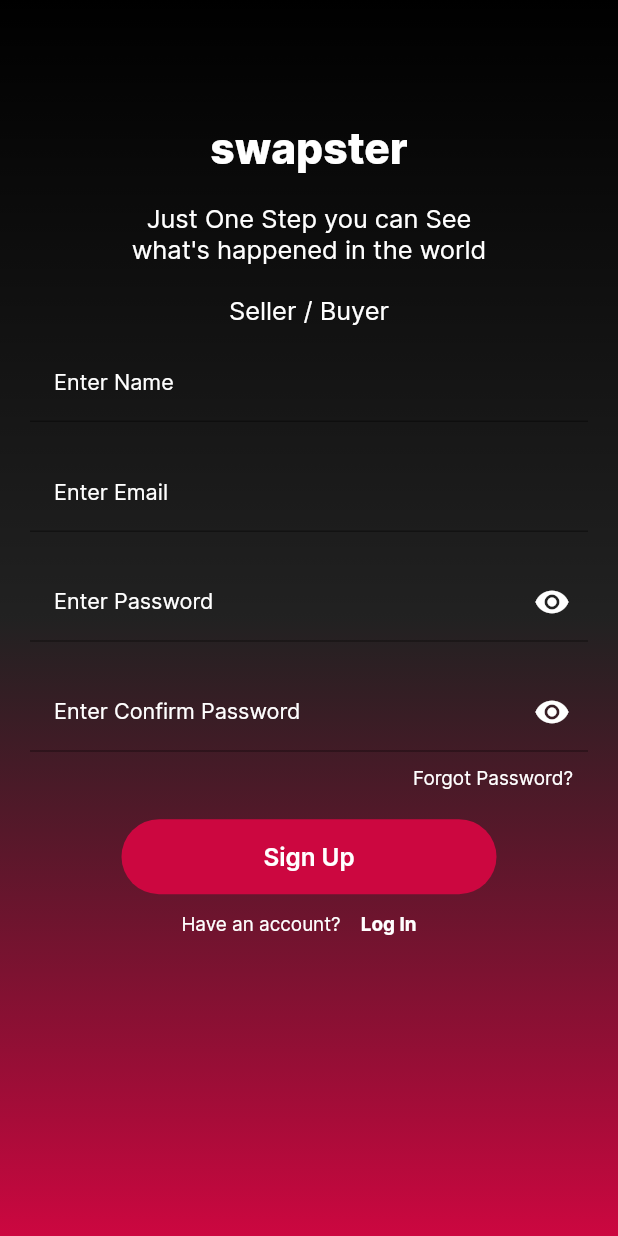
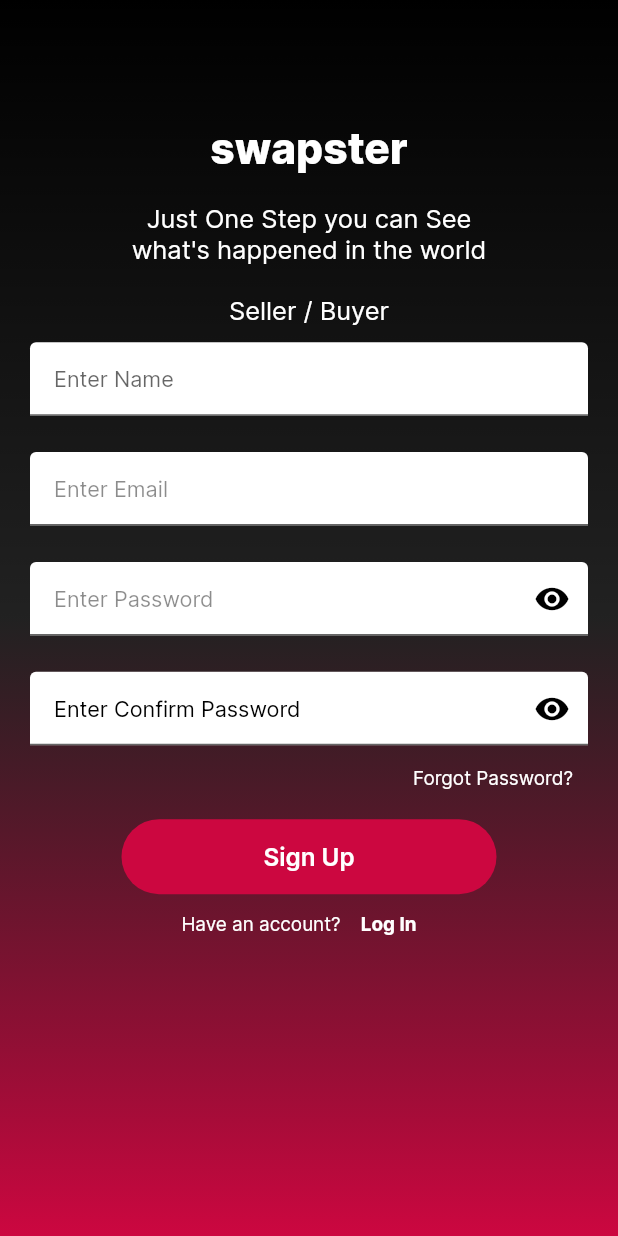
Before and after one commit to Muhib370621/ebotzz, a Flutter app: the screen it shows after launch, after a tap on "Sign Up", on a phone screen of 412 x 824 dp. Run offline on Flutter 3.47's test engine with Material 2 defaults, Android fonts, the light colour scheme and no system bars; our stand-ins replace cached_network_image, carousel_slider, cloud_firestore, dotted_border, firebase_auth, firebase_core and 11 more; missing offline and left inert: a package; accounts and stored records are empty; network calls fail; statements that could not run were skipped; project files that could hold a hidden picture were left out.

Commit message:
color fixed

```diff
--- a/lib/screens/authentication/screens/login_screen.dart
+++ b/lib/screens/authentication/screens/login_screen.dart
@@ -188,7 +188,7 @@
                           ),
                           child: TextFormField(
                             controller: emailController,
-                            style: TextStyle(color: Colors.white),
+                            style: TextStyle(color: Colors.black),
                             validator: (value) {
                               if (value!.isEmpty) {
                                 return "Email is Required";
@@ -200,9 +200,11 @@
                             autovalidateMode:
                             AutovalidateMode.onUserInteraction,
                             decoration: InputDecoration(
+                              fillColor: Colors.white,
+                              filled: true,
                               contentPadding: EdgeInsets.all(16),
-                              labelText: "Email",
-                              labelStyle: TextStyle(color: Colors.white),
+                              hintText: "Email",
+                              hintStyle: TextStyle(color: Colors.black45),
                               enabledBorder: textFieldStyle,
                               focusedBorder: textFieldStyle,
                               focusedErrorBorder: textFieldStyle,
@@ -213,7 +215,7 @@
                           padding: EdgeInsets.symmetric(
                               horizontal: 20, vertical: 20),
                           child: TextFormField(
-                            style: TextStyle(color: Colors.white),
+                            style: TextStyle(color: Colors.black),
                             controller: passwordController,
                             validator: (value) {
                               if (value!.isEmpty) {
@@ -227,8 +229,8 @@
                             obscureText: isVisible,
                             decoration: InputDecoration(
                               contentPadding: EdgeInsets.all(16),
-                              labelText: "Password",
-                              labelStyle: TextStyle(color: Colors.white),
+                              hintText: "Password",
+                              hintStyle: TextStyle(color: Colors.black45),
                               suffixIcon: isVisible == false
                                   ? GestureDetector(
                                   onTap: () {
@@ -238,7 +240,7 @@
                                   },
                                   child: Icon(
                                     Icons.visibility_off,
-                                    color: Colors.white,
+                                    color: Colors.black,
                                   ))
                                   : GestureDetector(
                                   onTap: () {
@@ -248,8 +250,10 @@
                                   },
                                   child: Icon(
                                     Icons.visibility,
-                                    color: Colors.white,
+                                    color: Colors.black,
                                   )),
+                              fillColor: Colors.white,
+                              filled: true,
                               enabledBorder: textFieldStyle,
                               focusedBorder: textFieldStyle,
                               focusedErrorBorder: textFieldStyle,
--- a/lib/screens/authentication/screens/newSignUpScreen.dart
+++ b/lib/screens/authentication/screens/newSignUpScreen.dart
@@ -207,7 +207,7 @@
                             height: 55.h,
                             child: TextFormField(
                               controller: nameController,
-                              style: TextStyle(color: Colors.white),
+                              style: TextStyle(color: Colors.black),
 
                               // validator: (value) {
                               //   if (value!.isEmpty) {
@@ -221,8 +221,10 @@
                               AutovalidateMode.onUserInteraction,
                               decoration: InputDecoration(
                                 contentPadding: EdgeInsets.all(16),
-                                labelText: "Enter Name",
-                                labelStyle: TextStyle(color: Colors.white),
+                                hintText: "Enter Name",
+                                helperStyle: TextStyle(color: Colors.black45),
+                                filled: true,
+                                fillColor: Colors.white,
                                 enabledBorder: textFieldStyle,
                                 focusedBorder: textFieldStyle,
                                 focusedErrorBorder: textFieldStyle,
@@ -237,7 +239,7 @@
                             height: 55.h,
                             child: TextFormField(
                               controller: emailController,
-                              style: TextStyle(color: Colors.white),
+                              style: TextStyle(color: Colors.black),
                               // validator: (value) {
                               //   if (value!.isEmpty) {
                               //     return "Password is Required";
@@ -250,8 +252,8 @@
                               // obscureText: isVisible,
                               decoration: InputDecoration(
                                 contentPadding: EdgeInsets.all(16),
-                                labelText: "Enter Email",
-                                labelStyle: TextStyle(color: Colors.white),
+                                hintText: "Enter Email",
+                                hintStyle: TextStyle(color: Colors.black45),
                                 // suffixIcon: isVisible == false
                                 //     ? GestureDetector(
                                 //         onTap: () {},
@@ -269,6 +271,8 @@
                                 //           Icons.visibility,
                                 //           color: Colors.white,
                                 //         )),
+                                filled: true,
+                                fillColor: Colors.white,
                                 enabledBorder: textFieldStyle,
                                 focusedBorder: textFieldStyle,
                                 focusedErrorBorder: textFieldStyle,
@@ -283,7 +287,7 @@
                             height: 55.h,
                             child: TextFormField(
                               controller: passwordController,
-                              style: TextStyle(color: Colors.white),
+                              style: TextStyle(color: Colors.black),
 
                               validator: (value) {
                                 if (value!.isEmpty) {
@@ -296,9 +300,11 @@
                               AutovalidateMode.onUserInteraction,
                               obscureText: isVisible,
                               decoration: InputDecoration(
+                                filled: true,
+                                fillColor: Colors.white,
                                 contentPadding: EdgeInsets.all(16),
-                                labelText: "Enter Password",
-                                labelStyle: TextStyle(color: Colors.white),
+                                hintText: "Enter Password",
+                                hintStyle: TextStyle(color: Colors.black45),
                                 suffixIcon: isVisible == false
                                     ? GestureDetector(
                                     onTap: () {
@@ -308,7 +314,7 @@
                                     },
                                     child: Icon(
                                       Icons.visibility_off,
-                                      color: Colors.white,
+                                      color: Colors.black,
                                     ))
                                     : GestureDetector(
                                     onTap: () {
@@ -319,7 +325,7 @@
                                     },
                                     child: Icon(
                                       Icons.visibility,
-                                      color: Colors.white,
+                                      color: Colors.black,
                                     )),
                                 enabledBorder: textFieldStyle,
                                 focusedBorder: textFieldStyle,
@@ -335,7 +341,7 @@
                             height: 55.h,
                             child: TextFormField(
                               controller: confirmPasswordController,
-                              style: TextStyle(color: Colors.white),
+                              style: TextStyle(color: Colors.black),
 
                               validator: (value) {
                                 if (value!.isEmpty) {
@@ -360,7 +366,7 @@
                                     },
                                     child: Icon(
                                       Icons.visibility_off,
-                                      color: Colors.white,
+                                      color: Colors.black,
                                     ))
                                     : GestureDetector(
                                     onTap: () {
@@ -371,15 +377,17 @@
                                     },
                                     child: Icon(
                                       Icons.visibility,
-                                      color: Colors.white,
+                                      color: Colors.black,
                                     )),
                                 contentPadding: EdgeInsets.all(16),
-                                labelText: "Enter Confirm Password",
-                                labelStyle: TextStyle(color: Colors.white),
+                                hintText: "Enter Confirm Password",
+                                hintStyle: TextStyle(color: Colors.black),
                                 enabledBorder: textFieldStyle,
                                 focusedBorder: textFieldStyle,
                                 focusedErrorBorder: textFieldStyle,
                                 errorBorder: errorTextFieldStyle,
+                                filled: true,
+                                fillColor: Colors.white,
                               ),
                             ),
                           )),
```
Also changed, not shown: lib/screens/home_screen/HomeScreen2.dart (+24 -23 lines).
